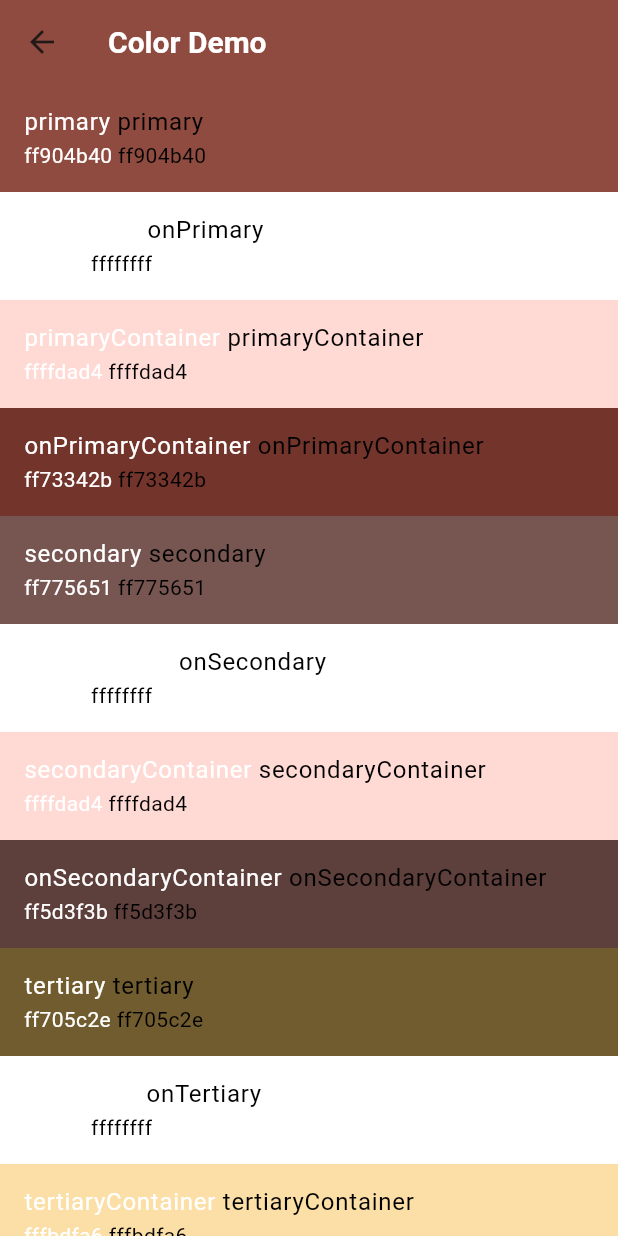
After one commit to MatthewBertello/chd_app, a Flutter app: the ColorDemo screen opened directly, on a phone screen of 412 x 824 dp. The commit adds this screen. Run offline on Flutter 3.47's test engine with Material 3 defaults, Android fonts, the phone set to English and light mode, and no system bars; our stand-ins replace flutter_dotenv, shared_preferences, supabase_flutter, syncfusion_flutter_charts; missing offline and left inert: postgres; accounts and stored records are empty; network calls fail.

Commit message:
Setup color demo in burger menu

```diff
--- a/lib/screens/burger_menu.dart
+++ b/lib/screens/burger_menu.dart
@@ -8,6 +8,7 @@ import 'package:chd_app/screens/other_info_screen.dart';
 import 'package:chd_app/screens/settings_screen.dart';
 import 'package:chd_app/screens/user_search_screen.dart';
 import 'package:provider/provider.dart';
+import 'package:chd_app/theme/color_demo.dart';
 
 // Burger menu that can navigate to other pages
 // ignore: use_key_in_widget_constructors
@@ -51,6 +52,12 @@ class BurgerMenu extends StatelessWidget {
         Provider.of<ThemeManager>(context, listen: false).toggleTheme(!isDark);
       }
     },
+    {
+      'Demo Theme': (context) {
+        Navigator.push(
+            context, MaterialPageRoute(builder: (context) => ColorDemo()));
+      }
+    }
   ];
 
   // Builds a list of all the other pages that are clickable
--- /dev/null
+++ b/lib/theme/color_demo.dart
@@ -0,0 +1,126 @@
+import 'package:flutter/material.dart';
+
+class ColorDemo extends StatelessWidget {
+  @override
+  Widget build(BuildContext context) {
+    return Scaffold(
+        appBar: AppBar(
+          title: const Text('Color Demo'),
+        ),
+        body: ListView(
+          children: [
+            ColorTile(
+                name: 'primary', color: Theme.of(context).colorScheme.primary),
+            ColorTile(
+                name: 'onPrimary',
+                color: Theme.of(context).colorScheme.onPrimary),
+            ColorTile(
+                name: 'primaryContainer',
+                color: Theme.of(context).colorScheme.primaryContainer),
+            ColorTile(
+                name: 'onPrimaryContainer',
+                color: Theme.of(context).colorScheme.onPrimaryContainer),
+            ColorTile(
+                name: 'secondary',
+                color: Theme.of(context).colorScheme.secondary),
+            ColorTile(
+                name: 'onSecondary',
+                color: Theme.of(context).colorScheme.onSecondary),
+            ColorTile(
+                name: 'secondaryContainer',
+                color: Theme.of(context).colorScheme.secondaryContainer),
+            ColorTile(
+                name: 'onSecondaryContainer',
+                color: Theme.of(context).colorScheme.onSecondaryContainer),
+            ColorTile(
+                name: 'tertiary',
+                color: Theme.of(context).colorScheme.tertiary),
+            ColorTile(
+                name: 'onTertiary',
+                color: Theme.of(context).colorScheme.onTertiary),
+            ColorTile(
+                name: 'tertiaryContainer',
+                color: Theme.of(context).colorScheme.tertiaryContainer),
+            ColorTile(
+                name: 'onTertiaryContainer',
+                color: Theme.of(context).colorScheme.onTertiaryContainer),
+            ColorTile(
+                name: 'error', color: Theme.of(context).colorScheme.error),
+            ColorTile(
+                name: 'onError', color: Theme.of(context).colorScheme.onError),
+            ColorTile(
+                name: 'errorContainer',
+                color: Theme.of(context).colorScheme.errorContainer),
+            ColorTile(
+                name: 'onErrorContainer',
+                color: Theme.of(context).colorScheme.onErrorContainer),
+            ColorTile(
+                name: 'outline', color: Theme.of(context).colorScheme.outline),
+            ColorTile(
+                name: 'outlineVariant',
+                color: Theme.of(context).colorScheme.outlineVariant),
+            ColorTile(
+                name: 'background',
+                color: Theme.of(context).colorScheme.background),
+            ColorTile(
+                name: 'onBackground',
+                color: Theme.of(context).colorScheme.onBackground),
+            ColorTile(
+                name: 'surface', color: Theme.of(context).colorScheme.surface),
+            ColorTile(
+                name: 'onSurface',
+                color: Theme.of(context).colorScheme.onSurface),
+            ColorTile(
+                name: 'surfaceVariant',
+                color: Theme.of(context).colorScheme.surfaceVariant),
+            ColorTile(
+                name: 'onSurfaceVariant',
+                color: Theme.of(context).colorScheme.onSurfaceVariant),
+            ColorTile(
+                name: 'inverseSurface',
+                color: Theme.of(context).colorScheme.inverseSurface),
+            ColorTile(
+                name: 'onInverseSurface',
+                color: Theme.of(context).colorScheme.onInverseSurface),
+            ColorTile(
+                name: 'inversePrimary',
+                color: Theme.of(context).colorScheme.inversePrimary),
+            ColorTile(
+                name: 'shadow', color: Theme.of(context).colorScheme.shadow),
+            ColorTile(
+                name: 'scrim', color: Theme.of(context).colorScheme.scrim),
+            ColorTile(
+                name: 'surfaceTint',
+                color: Theme.of(context).colorScheme.surfaceTint),
+          ],
+        ));
+  }
+}
+
+class ColorTile extends StatelessWidget {
+  final String name;
+  final Color color;
+  final TextStyle black = const TextStyle(color: Colors.black);
+  final TextStyle white = const TextStyle(color: Colors.white);
+  const ColorTile({super.key, required this.name, required this.color});
+
+  @override
+  Widget build(BuildContext context) {
+    return ListTile(
+      title: Row(
+        children: [
+          Text('$name ', style: white),
+          Text(name, style: black)
+        ],
+      ),
+      tileColor: color,
+      // Show the hex value of the color in the subtitle
+      subtitle: Row(
+        children: [
+          Text('${color.value.toRadixString(16)} ', style: white),
+          Text(color.value.toRadixString(16), style: black)
+        ],
+      ),
+    );
+  }
+}
```
